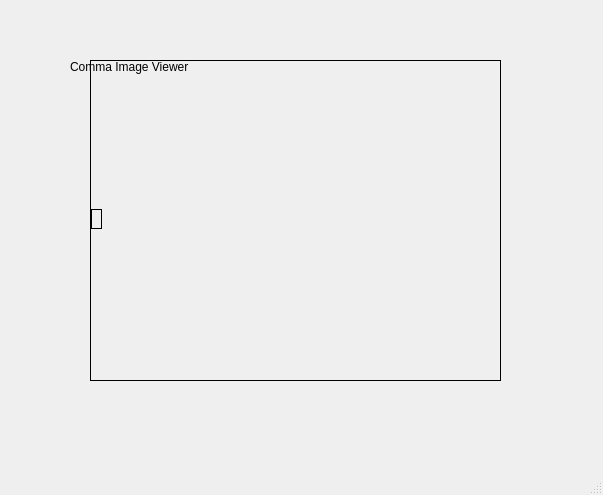
Above: src/mainwindow.ui from commadev/CommaViewer before the change. Below: the same form after it.
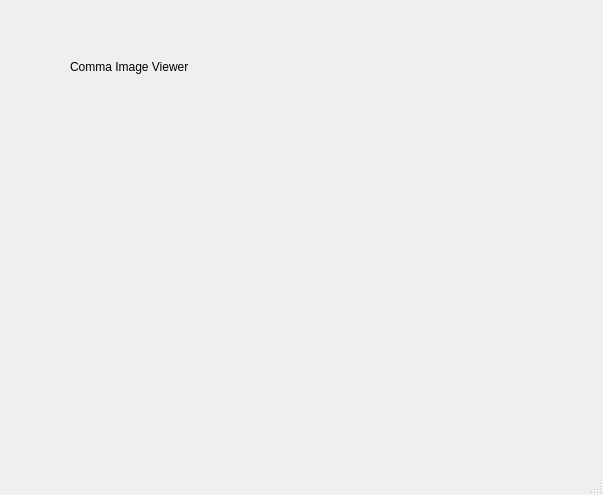
That is the form after the change.

Commit message:
always on top
항상위 추가

The edit to the form file:
```diff
--- a/src/mainwindow.ui
+++ b/src/mainwindow.ui
@@ -161,7 +161,7 @@
      </size>
     </property>
     <property name="frameShape">
-     <enum>QFrame::Box</enum>
+     <enum>QFrame::NoFrame</enum>
     </property>
     <layout class="QVBoxLayout" name="verticalLayout">
      <property name="spacing">
@@ -200,7 +200,7 @@
         <enum>Qt::LeftToRight</enum>
        </property>
        <property name="frameShape">
-        <enum>QFrame::Box</enum>
+        <enum>QFrame::NoFrame</enum>
        </property>
        <property name="alignment">
         <set>Qt::AlignCenter</set>
```
The commit also changes 2 other files.
